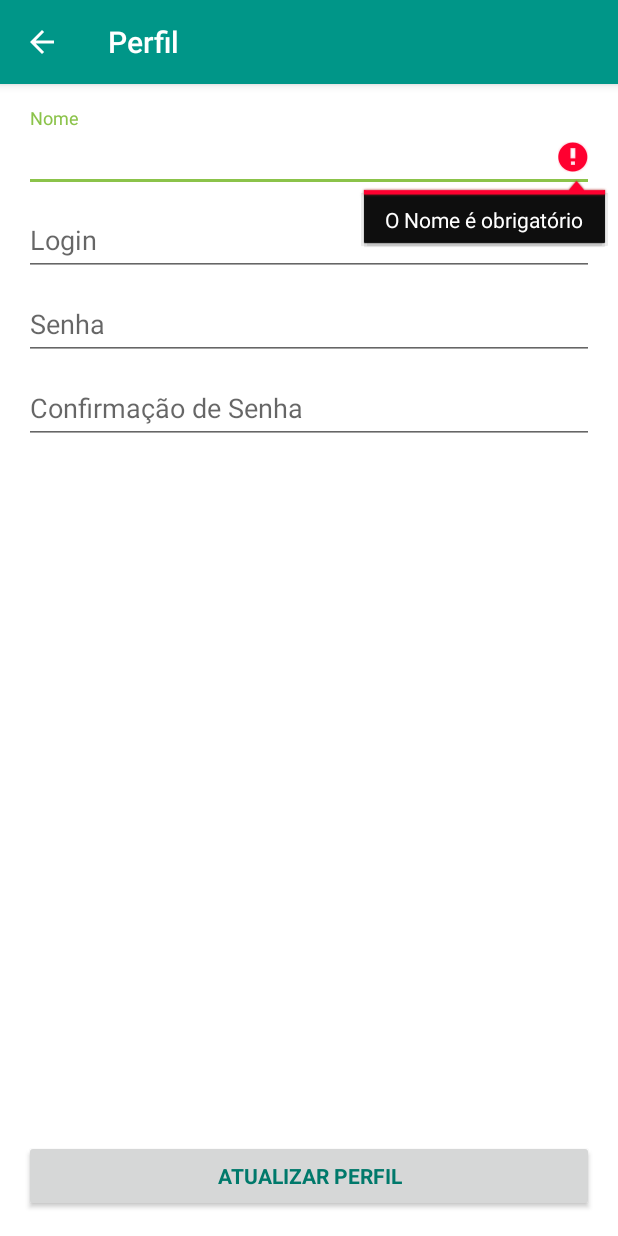
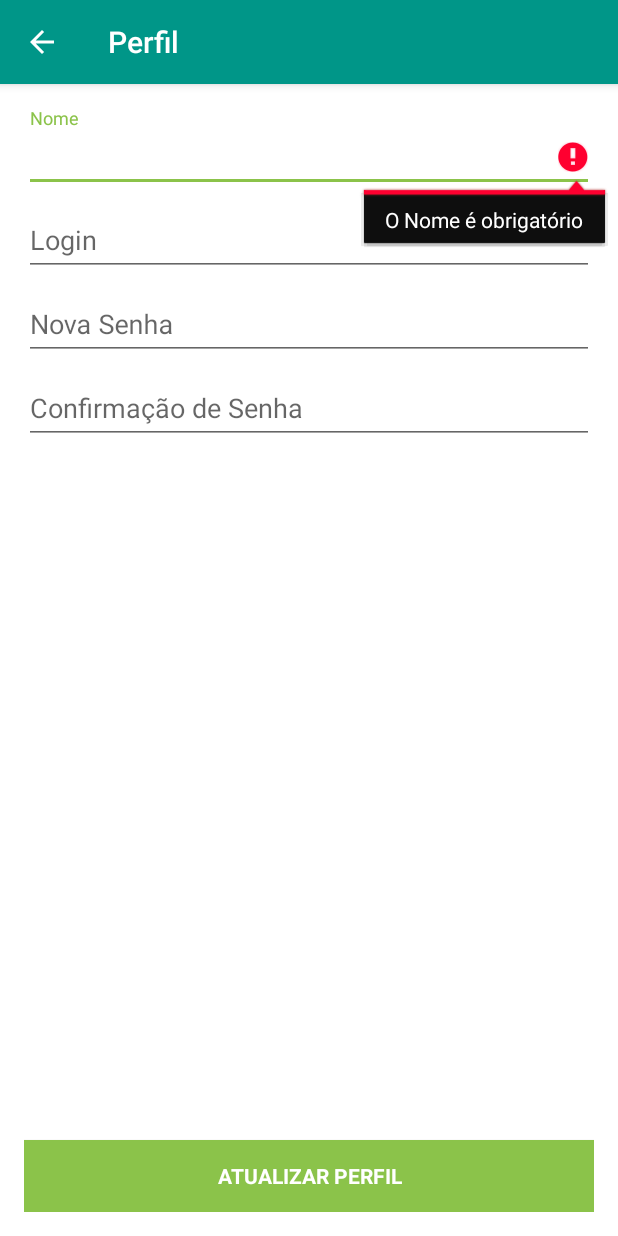
Before and after one commit to chicobentojr/minhaeiro, an Android app: the PerfilActivity screen opened directly, with no data from a screen before it, after a tap on "ATUALIZAR PERFIL", on a phone screen of 412 x 824 dp. Run offline under Robolectric (Android 15) with nearby library versions, the phone set to English and light mode, and no system bars; our stand-ins replace Volley.

Commit message:
refatora o código e atualiza o Design

```diff
--- a/app/src/main/java/br/com/chicobentojr/minhaeiro/activity/MainActivity.java
+++ b/app/src/main/java/br/com/chicobentojr/minhaeiro/activity/MainActivity.java
@@ -43,7 +43,9 @@ import jp.wasabeef.recyclerview.animators.SlideInUpAnimator;
 public class MainActivity extends AppCompatActivity implements NavigationView.OnNavigationItemSelectedListener {
 
     private TextView lblUsuarioNome;
+    private TextView lblUsuarioLogin;
     private View navHeader;
+
     private ProgressDialog progressDialog;
     private Movimentacao[] movimentacoes;
 
@@ -142,11 +144,13 @@ public class MainActivity extends AppCompatActivity implements NavigationView.On
         navHeader = navigationView.getHeaderView(0);
         navigationView.setNavigationItemSelectedListener(this);
         lblUsuarioNome = (TextView) navHeader.findViewById(R.id.lblUsuarioNome);
+        lblUsuarioLogin = (TextView) navHeader.findViewById(R.id.lblUsuarioLogin);
         lblUsuarioNome.setText(P.nome());
+        lblUsuarioLogin.setText(P.login());
     }
 
     public void carregarMovimentacoes() {
-        progressDialog.setMessage("Carregando...");
+        progressDialog.setMessage("Carregando Movimentações...");
         progressDialog.show();
         StringRequest request = new StringRequest(
                 ApiRoutes.montar(P.autenticacao(), "movimentacao", P.usuario_id().toString()),
--- a/app/src/main/java/br/com/chicobentojr/minhaeiro/activity/PerfilActivity.java
+++ b/app/src/main/java/br/com/chicobentojr/minhaeiro/activity/PerfilActivity.java
@@ -32,9 +32,11 @@ public class PerfilActivity extends AppCompatActivity implements TextView.OnEdit
 
     private EditText txtNome;
     private EditText txtLogin;
-    private EditText txtSenha;
+    private EditText txtNovaSenha;
     private EditText txtConfirmaSenha;
     private ProgressDialog progressDialog;
+
+    private Usuario usuario;
 
     @Override
     protected void onCreate(Bundle savedInstanceState) {
@@ -44,13 +46,18 @@ public class PerfilActivity extends AppCompatActivity implements TextView.OnEdit
 
         txtNome = (EditText) findViewById(R.id.txtNome);
         txtLogin = (EditText) findViewById(R.id.txtLogin);
-        txtSenha = (EditText) findViewById(R.id.txtSenha);
+        txtNovaSenha = (EditText) findViewById(R.id.txtNovaSenha);
         txtConfirmaSenha = (EditText) findViewById(R.id.txtConfirmaSenha);
 
         txtConfirmaSenha.setOnEditorActionListener(this);
 
         progressDialog = new ProgressDialog(this);
         progressDialog.setCanceledOnTouchOutside(false);
+
+        usuario = P.getUsuario();
+
+        txtNome.setText(usuario.nome);
+        txtLogin.setText(usuario.login);
     }
 
     public void atualizar(View v) {
@@ -58,7 +65,7 @@ public class PerfilActivity extends AppCompatActivity implements TextView.OnEdit
 
         String nome = txtNome.getText().toString();
         String login = txtLogin.getText().toString();
-        String senha = txtSenha.getText().toString();
+        String novaSenha = txtNovaSenha.getText().toString();
         String confirmaSenha = txtConfirmaSenha.getText().toString();
 
         boolean valido = true;
@@ -72,15 +79,15 @@ public class PerfilActivity extends AppCompatActivity implements TextView.OnEdit
             txtLogin.setError(getString(R.string.login_vazio_erro));
             focusView = txtLogin;
             valido = false;
-        } else if (senha.isEmpty()) {
-            txtSenha.setError(getString(R.string.senha_vazio_erro));
-            focusView = txtSenha;
+        } else if (novaSenha.isEmpty()) {
+            txtNovaSenha.setError(getString(R.string.nova_senha_vazio_erro));
+            focusView = txtNovaSenha;
             valido = false;
         } else if (confirmaSenha.isEmpty()) {
             txtConfirmaSenha.setError(getString(R.string.confirma_senha_vazio_erro));
             focusView = txtConfirmaSenha;
             valido = false;
-        } else if (!senha.equals(confirmaSenha)) {
+        } else if (!novaSenha.equals(confirmaSenha)) {
             txtConfirmaSenha.setError(getString(R.string.confirma_senha_invalida_erro));
             focusView = txtConfirmaSenha;
             valido = false;
@@ -94,20 +101,18 @@ public class PerfilActivity extends AppCompatActivity implements TextView.OnEdit
                 InputMethodManager imm = (InputMethodManager) getSystemService(Context.INPUT_METHOD_SERVICE);
                 imm.hideSoftInputFromWindow(view.getWindowToken(), 0);
             }
-            atualizarPerfil(nome, login, senha);
+            Usuario usuario = new Usuario();
+            usuario.nome = nome;
+            usuario.login = login;
+            usuario.senha = novaSenha;
+
+            atualizarPerfil(usuario);
         }
     }
 
-    public void atualizarPerfil(String nome, String login, String senha) {
+    public void atualizarPerfil(Usuario usuario) {
         progressDialog.setMessage("Carregando...");
         progressDialog.show();
-
-        Usuario usuario = new Usuario();
-
-        usuario.nome = nome;
-        usuario.login = login;
-        usuario.senha = senha;
-
         JsonObjectRequest request = new JsonObjectRequest(
                 Request.Method.PUT,
                 ApiRoutes.montar(P.autenticacao(), "usuario", P.usuario_id().toString()),
@@ -115,11 +120,10 @@ public class PerfilActivity extends AppCompatActivity implements TextView.OnEdit
                 new Response.Listener<JSONObject>() {
                     @Override
                     public void onResponse(JSONObject response) {
-
                         Gson gson = new Gson();
                         Usuario usuarioResposta = gson.fromJson(response.toString(), Usuario.class);
+
                         P.setUsuario(usuarioResposta);
-
                         P.conectarUsuario(true);
 
                         progressDialog.hide();
@@ -134,14 +138,13 @@ public class PerfilActivity extends AppCompatActivity implements TextView.OnEdit
                 MinhaeiroErrorHelper.alertar(error, PerfilActivity.this);
             }
         });
-        request.setRetryPolicy(MinhaeiroRetryPolicy.getInstance());
         AppController.getInstance().addToRequestQueue(request);
     }
 
     public void limparErros() {
         txtNome.setError(null);
         txtLogin.setError(null);
-        txtSenha.setError(null);
+        txtNovaSenha.setError(null);
         txtConfirmaSenha.setError(null);
     }
 
--- a/app/src/main/res/layout/activity_perfil.xml
+++ b/app/src/main/res/layout/activity_perfil.xml
@@ -48,15 +48,16 @@
         android:layout_height="wrap_content">
 
         <EditText
-            android:id="@+id/txtSenha"
+            android:id="@+id/txtNovaSenha"
             android:layout_width="match_parent"
             android:layout_height="wrap_content"
-            android:hint="@string/txtSenhaHint"
+            android:hint="@string/txtNovaSenhaHint"
             android:inputType="textPassword"
             android:maxLines="1"
             android:singleLine="true" />
 
     </android.support.design.widget.TextInputLayout>
+
     <android.support.design.widget.TextInputLayout
         android:layout_width="match_parent"
         android:layout_height="wrap_content">
@@ -75,16 +76,18 @@
     <RelativeLayout
         android:layout_width="match_parent"
         android:layout_height="match_parent">
+
         <Button
             android:id="@+id/btnCadastrar"
             style="?android:textAppearanceSmall"
             android:layout_width="match_parent"
             android:layout_height="wrap_content"
-            android:textColor="@color/primary_dark"
+            android:layout_alignParentBottom="true"
             android:layout_marginTop="16dp"
+            android:background="@color/accent"
             android:onClick="atualizar"
             android:text="@string/btnPerfil"
-            android:layout_alignParentBottom="true"
+            android:textColor="@android:color/white"
             android:textStyle="bold" />
     </RelativeLayout>
 
--- a/app/src/main/res/values/dimens.xml
+++ b/app/src/main/res/values/dimens.xml
@@ -1,7 +1,7 @@
 <resources>
     <!-- Default screen margins, per the Android Design guidelines. -->
     <dimen name="nav_header_vertical_spacing">16dp</dimen>
-    <dimen name="nav_header_height">180dp</dimen>
+    <dimen name="nav_header_height">150dp</dimen>
     <!-- Default screen margins, per the Android Design guidelines. -->
     <dimen name="activity_horizontal_margin">16dp</dimen>
     <dimen name="activity_vertical_margin">16dp</dimen>
--- a/app/src/main/res/values/strings.xml
+++ b/app/src/main/res/values/strings.xml
@@ -22,6 +22,7 @@
     </string>
     <string name="txtLoginHint">Login</string>
     <string name="txtSenhaHint">Senha</string>
+    <string name="txtNovaSenhaHint">Nova Senha</string>
     <string name="btnEntrar">Entrar</string>
     <string name="btnAbrirCadastro">Não tem conta? Clique aqui!</string>
     <string name="title_activity_cadastro">Cadastro</string>
@@ -33,8 +34,9 @@
     <string name="nome_vazio_erro">O Nome é obrigatório</string>
     <string name="login_vazio_erro">O Login é obrigatório</string>
     <string name="senha_vazio_erro">A Senha é obrigatória</string>
+    <string name="nova_senha_vazio_erro">A Nova Senha é obrigatória</string>
     <string name="confirma_senha_vazio_erro">A Confirmação de Senha é obrigatória</string>
-    <string name="confirma_senha_invalida_erro">A Confirmação de Senha está diferente da Senha</string>
+    <string name="confirma_senha_invalida_erro">A Confirmação de Senha está diferente da Nova Senha</string>
     <string name="btnPerfil">Atualizar Perfil</string>
     <string name="title_activity_movimentacao_cadastro">Cadastrar Movimentação</string>
     <string name="txtDescricaoHint">Descrição</string>
```
Also changed, not shown: app/src/main/java/br/com/chicobentojr/minhaeiro/activity/CadastroActivity.java (+7 -10 lines), app/src/main/java/br/com/chicobentojr/minhaeiro/activity/LoginActivity.java (+6 -8 lines), app/src/main/res/layout/activity_cadastro.xml (+5 -2 lines), app/src/main/res/layout/nav_header_main.xml (+26 -19 lines), 2 other files.
